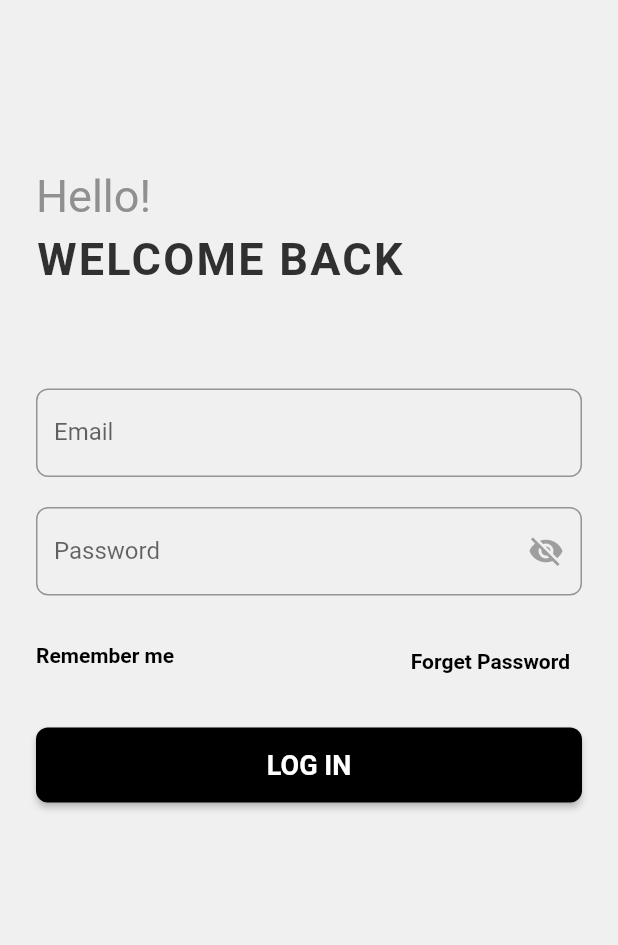
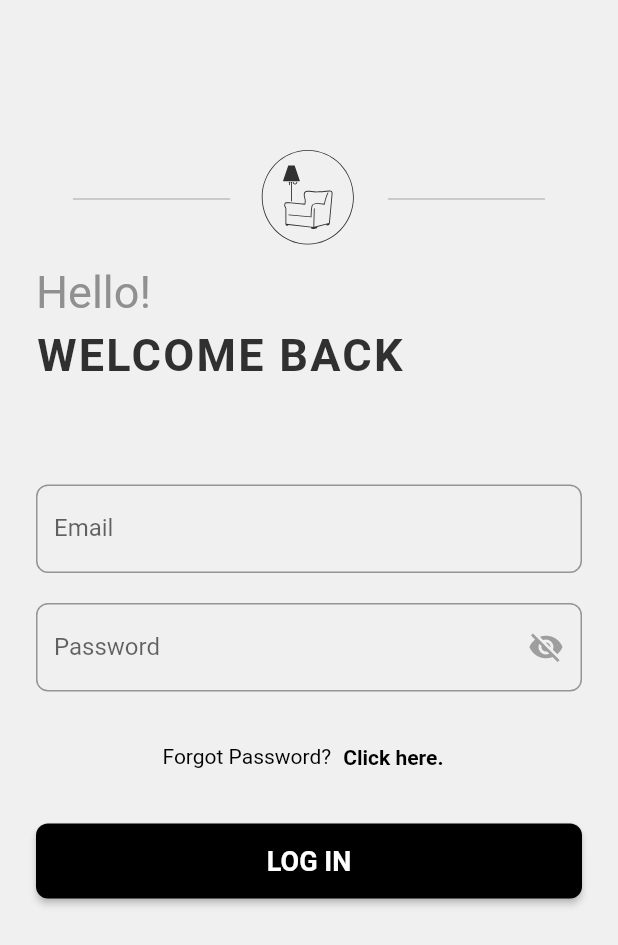
Before and after one commit to cemund/furniverse-admin, a Flutter app: the LogIn screen opened directly, on a phone screen of 412 x 824 dp. Shown: the top 945 px of the screen. Run offline on Flutter 3.47's test engine with Material 2 defaults, Android fonts, the phone set to English and light mode, and no system bars; our stand-ins replace cached_network_image, cloud_firestore, dotted_border, dropdown_button2, email_validator, file_picker and 13 more; missing offline and left inert: model_viewer_plus; accounts and stored records are empty; Roboto replaces fonts that are missing (Avenir Next LT Pro, Nunito Sans); project files that could hold a hidden picture were left out.

Commit message:
partial error handling

```diff
--- a/lib/main.dart
+++ b/lib/main.dart
@@ -31,6 +31,7 @@ void main() async {
         value: ProductService().streamProducts(), initialData: null)
   ], child: MyApp()));
 }
+final navigatorKey = GlobalKey<NavigatorState>();
 
 class MyApp extends StatelessWidget {
   final routes = {
@@ -39,7 +40,7 @@ class MyApp extends StatelessWidget {
     '/adminHome': "Admin Home",
     '/newprod': "New Product",
     '/notif': "Notfication",
-    '/editprod': 'Edit Product',
+    '/login': 'login',
     // '/status': "Status",
     // '/req': "Request",
   };
@@ -55,6 +56,7 @@ class MyApp extends StatelessWidget {
     );
     return MaterialApp(
       debugShowCheckedModeBanner: false,
+      navigatorKey: navigatorKey,
       initialRoute: '/',
       title: 'Furniverse',
       theme: customTheme,
@@ -64,7 +66,7 @@ class MyApp extends StatelessWidget {
         '/adminHome': (context) => const AdminMain(),
         '/newprod': (context) => const AddProduct(),
         '/notif': (context) => const AppNotification(),
-        // '/editprod' : (context) => const EditProduct(),
+        '/login' : (context) => const LogIn(),
         // '/status': (context) => const OrderStatus(),
         // '/req': (context) => const CustomerRequestPage(),
       },
--- a/lib/screens/LoginandLogout/login.dart
+++ b/lib/screens/LoginandLogout/login.dart
@@ -1,6 +1,9 @@
 import 'package:cloud_firestore/cloud_firestore.dart';
+import 'package:email_validator/email_validator.dart';
 import 'package:firebase_auth/firebase_auth.dart';
 import 'package:flutter/material.dart';
+import 'package:flutter_svg/svg.dart';
+import 'package:furniverse_admin/screens/LoginandLogout/emailforgetpass.dart';
 
 
 
@@ -40,7 +43,7 @@ class _LogInState extends State<LogIn> {
               children: [
                 const SizedBox(height: 76),
 
-                // Center(child: SvgPicture.asset('assets/icons/PrimaryIcon.svg')),
+                Center(child: SvgPicture.asset('assets/icons/PrimaryIcon.svg')),
 
                 const SizedBox(height: 40),
 
@@ -75,6 +78,11 @@ class _LogInState extends State<LogIn> {
                     border: OutlineInputBorder(borderRadius: BorderRadius.all(Radius.circular(8))),
                     labelText: 'Email',
                   ),
+                  autovalidateMode: AutovalidateMode.onUserInteraction,
+                  validator: (email) =>
+                    email != null && !EmailValidator.validate(email)
+                      ? 'Enter valid email'
+                      : null,
                 ),
 
                 const SizedBox(height: 20),
@@ -87,41 +95,48 @@ class _LogInState extends State<LogIn> {
                     labelText: 'Password',
                     suffixIcon: togglePassword(),
                   ),
+                  autovalidateMode: AutovalidateMode.onUserInteraction,
+                  validator: (value) =>
+                    value != null && value.length < 8
+                      ? 'Enter valid password'
+                      : null,
                 ),
 
                 const SizedBox(height: 20),
 
                 Row(
-                  mainAxisAlignment: MainAxisAlignment.spaceBetween,
+                          mainAxisAlignment: MainAxisAlignment.center,
                           crossAxisAlignment: CrossAxisAlignment.start,
                           children: [
                             const Padding(
-                      padding: EdgeInsets.only(top: 12),
-                      child: Text("Remember me",
+                                padding: EdgeInsets.only(top: 15),
+                                child: Text(
+                                  "Forgot Password?",
                                   style: TextStyle(
-                          color:  Colors.black,
+                                    color: Colors.black,
+                                    fontSize: 14,
+                                    fontFamily: 'Nunito Sans',
+                                    fontWeight: FontWeight.w400,
+                                  ),
+                                )),
+                            TextButton(
+                                onPressed: () {
+                                  Navigator.of(context).pushReplacement(
+                                    MaterialPageRoute(
+                                      builder: (context) =>
+                                          const EmailForgetPass(),
+                                    ),
+                                  );
+                                },
+                                child: const Text(
+                                  "Click here.",
+                                  style: TextStyle(
+                                    color: Colors.black,
                                     fontSize: 14,
                                     fontFamily: 'Nunito Sans',
                                     fontWeight: FontWeight.w600,
                                   ),
-                      )
-                    ),
-                    TextButton(onPressed: () {
-                      // Navigator.of(context).pushReplacement(
-                      //     MaterialPageRoute(
-                      //       builder: (context) => const EmailForgetPass(),
-                      //       ),
-                      //     );
-                        },
-                      child: const Text("Forget Password",
-                        style: TextStyle(
-                          color:  Colors.black,
-                          fontSize: 14,
-                          fontFamily: 'Nunito Sans',
-                          fontWeight: FontWeight.w600,
-                          ),
-                        )
-                      )
+                                ))
                           ],
                         ),
 
--- a/pubspec.yaml
+++ b/pubspec.yaml
@@ -58,6 +58,8 @@ dependencies:
   url_launcher: ^6.2.1
   collection: ^1.17.2
   intl: ^0.18.1
+  fluttertoast: ^8.2.4
+  email_validator: ^2.1.17
 
 dev_dependencies:
   flutter_test:
```
Also changed, not shown: lib/screens/LoginandLogout/emailforgetpass.dart (added, +149 -0 lines), lib/screens/LoginandLogout/forgetpassnotice.dart (added, +66 -0 lines), lib/screens/admin_home/pages/request_detail_page.dart (+10 -1 lines), assets/icons/PrimaryIcon.svg (added), pubspec.lock. Lines whose indentation alone changed are shown as unchanged.
